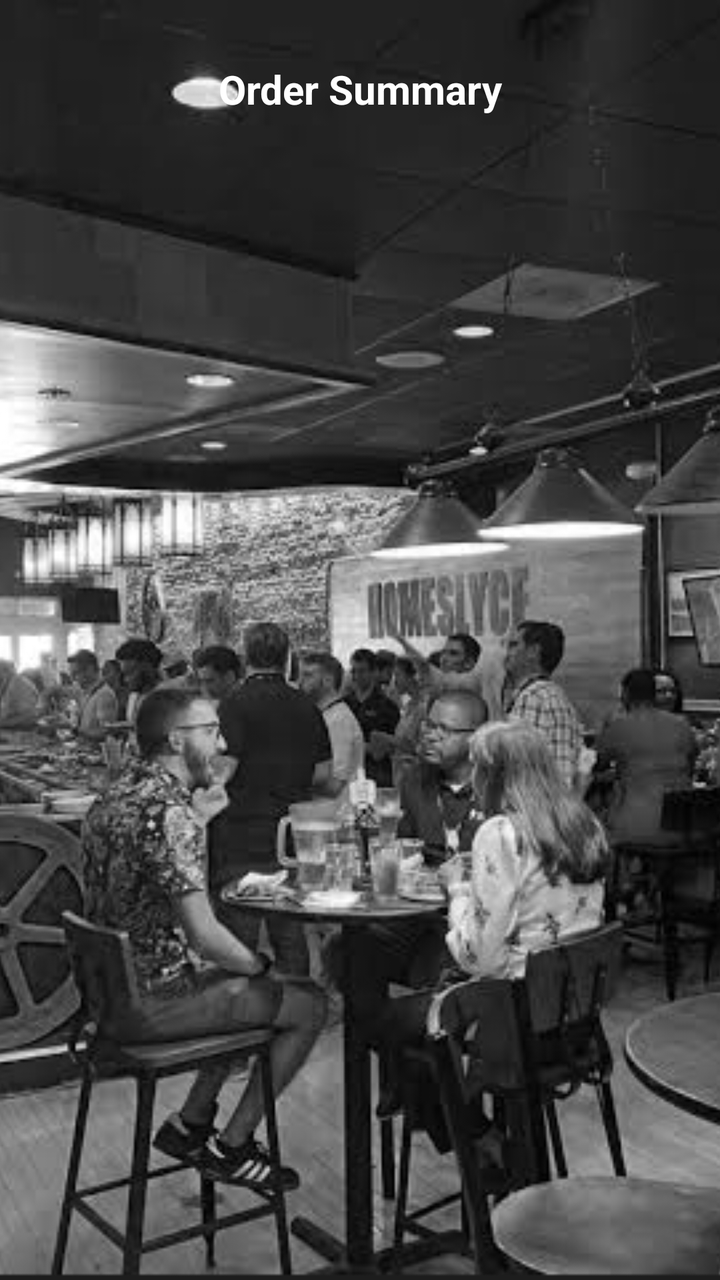
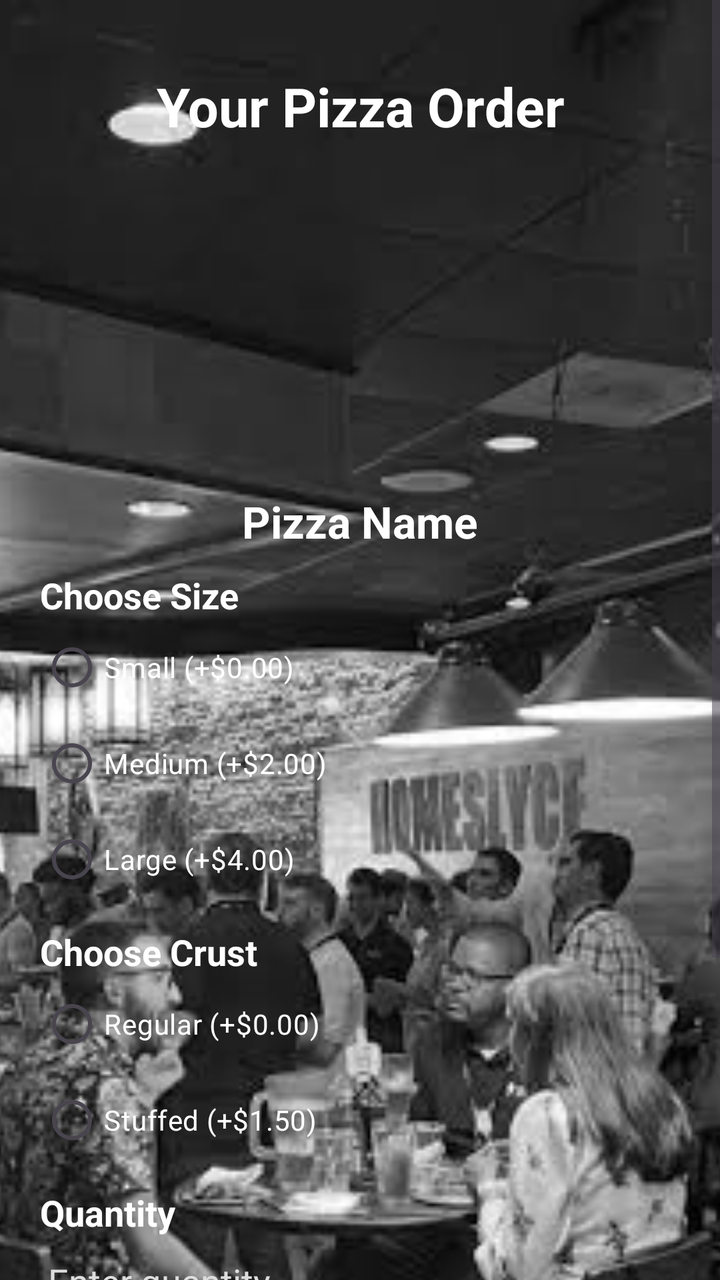

An Android layout rendered at two revisions. The XML below is the earlier revision; the diff shows what the commit changed to produce the second picture.
<!-- AndroidManifest.xml: application theme Theme.RestaurantAppProject -->
<!-- res/layout/activity_order_bactivity.xml -->
<?xml version="1.0" encoding="utf-8"?>
<FrameLayout xmlns:android="http://schemas.android.com/apk/res/android"
    xmlns:app="http://schemas.android.com/apk/res-auto"
    android:layout_width="match_parent"
    android:id="@+id/orderSummaryScreen"
    android:layout_height="match_parent">

    
    <ImageView
        android:id="@+id/imageView3"
        android:layout_width="match_parent"
        android:layout_height="match_parent"
        android:scaleType="centerCrop"
        app:srcCompat="@drawable/background"
        android:contentDescription="Background Image" />

    <TextView
        android:layout_width="match_parent"
        android:layout_height="89dp"
        android:gravity="center"
        android:text="Order Summary"
        android:textColor="@color/white"
        android:textSize="20dp"
        android:textStyle="bold" />







</FrameLayout>
<!-- resources referenced by this layout -->
<resources>
  <color name="white">#FFFFFFFF</color>
  <!-- drawable background: png bitmap (drawable, 346186 bytes) -->
  <style name="Theme.RestaurantAppProject" parent="Base.Theme.RestaurantAppProject" />
  <style name="Base.Theme.RestaurantAppProject" parent="Theme.Material3.DayNight.NoActionBar">
          
          
      </style>
</resources>

<!-- the commit's change to res/layout/activity_order_bactivity.xml (unified diff, before → after) -->
@@ -1,32 +1,181 @@
 <?xml version="1.0" encoding="utf-8"?>
-<FrameLayout xmlns:android="http://schemas.android.com/apk/res/android"
-    xmlns:app="http://schemas.android.com/apk/res-auto"
+<ScrollView xmlns:android="http://schemas.android.com/apk/res/android"
     android:layout_width="match_parent"
-    android:id="@+id/orderSummaryScreen"
     android:layout_height="match_parent">
 
-    
-    <ImageView
-        android:id="@+id/imageView3"
+    <FrameLayout
         android:layout_width="match_parent"
-        android:layout_height="match_parent"
-        android:scaleType="centerCrop"
-        app:srcCompat="@drawable/background"
-        android:contentDescription="Background Image" />
+        android:layout_height="wrap_content">
 
-    <TextView
-        android:layout_width="match_parent"
-        android:layout_height="89dp"
-        android:gravity="center"
-        android:text="Order Summary"
-        android:textColor="@color/white"
-        android:textSize="20dp"
-        android:textStyle="bold" />
+
+        <ImageView
+            android:layout_width="match_parent"
+            android:layout_height="match_parent"
+            android:scaleType="centerCrop"
+            android:src="@drawable/background"
+            android:contentDescription="Background" />
+
+        <LinearLayout
+            android:layout_width="match_parent"
+            android:layout_height="wrap_content"
+            android:orientation="vertical"
+            android:padding="20dp">
+
+            <TextView
+                android:layout_width="match_parent"
+                android:layout_height="wrap_content"
+                android:text="Your Pizza Order"
+                android:textColor="@color/white"
+                android:textSize="27sp"
+                android:textStyle="bold"
+                android:gravity="center"
+                android:padding="15dp" />
 
 
 
+            <ImageView
+                android:id="@+id/pizzaImage"
+                android:layout_width="150dp"
+                android:layout_height="150dp"
+                android:layout_gravity="center"
+                android:scaleType="fitCenter"
+                android:contentDescription="Selected Pizza" />
+
+            <TextView
+                android:id="@+id/pizzaNameText"
+                android:layout_width="match_parent"
+                android:layout_height="wrap_content"
+                android:text="Pizza Name"
+                android:textColor="@color/white"
+                android:textSize="22sp"
+                android:textStyle="bold"
+                android:gravity="center"
+                android:padding="10dp" />
 
 
 
+            <TextView
+                android:layout_width="wrap_content"
+                android:layout_height="wrap_content"
+                android:text="Choose Size"
+                android:textColor="@color/white"
+                android:textSize="18sp"
+                android:textStyle="bold" />
 
-</FrameLayout>
+            <RadioGroup
+                android:id="@+id/sizeGroup"
+                android:layout_width="match_parent"
+                android:layout_height="wrap_content">
+
+                <RadioButton
+                    android:id="@+id/smallPizza"
+                    android:layout_width="wrap_content"
+                    android:layout_height="wrap_content"
+                    android:text="Small (+$0.00)"
+                    android:textColor="@color/white" />
+
+                <RadioButton
+                    android:id="@+id/mediumPizza"
+                    android:layout_width="wrap_content"
+                    android:layout_height="wrap_content"
+                    android:text="Medium (+$2.00)"
+                    android:textColor="@color/white" />
+
+                <RadioButton
+                    android:id="@+id/largePizza"
+                    android:layout_width="wrap_content"
+                    android:layout_height="wrap_content"
+                    android:text="Large (+$4.00)"
+                    android:textColor="@color/white" />
+
+            </RadioGroup>
+
+
+
+            <TextView
+                android:layout_width="wrap_content"
+                android:layout_height="wrap_content"
+                android:text="Choose Crust"
+                android:textColor="@color/white"
+                android:textSize="18sp"
+                android:textStyle="bold"
+                android:layout_marginTop="10dp" />
+
+            <RadioGroup
+                android:id="@+id/crustGroup"
+                android:layout_width="match_parent"
+                android:layout_height="wrap_content">
+
+                <RadioButton
+                    android:id="@+id/regularCrust"
+                    android:layout_width="wrap_content"
+                    android:layout_height="wrap_content"
+                    android:text="Regular (+$0.00)"
+                    android:textColor="@color/white" />
+
+                <RadioButton
+                    android:id="@+id/stuffedCrust"
+                    android:layout_width="wrap_content"
+                    android:layout_height="wrap_content"
+                    android:text="Stuffed (+$1.50)"
+                    android:textColor="@color/white" />
+
+            </RadioGroup>
+
+
+
+            <TextView
+                android:layout_width="wrap_content"
+                android:layout_height="wrap_content"
+                android:text="Quantity"
+                android:textColor="@color/white"
+                android:textSize="18sp"
+                android:textStyle="bold"
+                android:layout_marginTop="10dp" />
+
+            <EditText
+                android:id="@+id/quantityInput"
+                android:layout_width="match_parent"
+                android:layout_height="wrap_content"
+                android:hint="Enter quantity"
+                android:inputType="number"
+                android:textColor="@color/white"
+                android:textColorHint="#DDDDDD" />
+
+
+            <Button
+                android:id="@+id/placeOrderButton"
+                android:layout_width="match_parent"
+                android:layout_height="wrap_content"
+                android:text="Place Order"
+                android:backgroundTint="#FFEB3B"
+                android:textColor="@color/black"
+                android:layout_marginTop="20dp" />
+
+
+
+            <TextView
+                android:layout_width="match_parent"
+                android:layout_height="wrap_content"
+                android:text="YOUR RECEIPT"
+                android:textColor="@color/white"
+                android:textSize="23sp"
+                android:textStyle="bold"
+                android:gravity="center"
+                android:layout_marginTop="25dp" />
+
+            <TextView
+                android:id="@+id/receiptText"
+                android:layout_width="match_parent"
+                android:layout_height="wrap_content"
+                android:text="Your receipt will appear here."
+                android:textColor="@color/white"
+                android:textSize="17sp"
+                android:padding="15dp"
+                android:background="#99000000" />
+
+        </LinearLayout>
+
+    </FrameLayout>
+
+</ScrollView>
<!-- resource entries referenced after the edit -->
@@ -1,5 +1,6 @@
 <!-- resources referenced by this layout -->
 <resources>
+  <color name="black">#FF000000</color>
   <color name="white">#FFFFFFFF</color>
   <!-- drawable background: png bitmap (drawable, 346186 bytes) -->
   <style name="Theme.RestaurantAppProject" parent="Base.Theme.RestaurantAppProject" />
